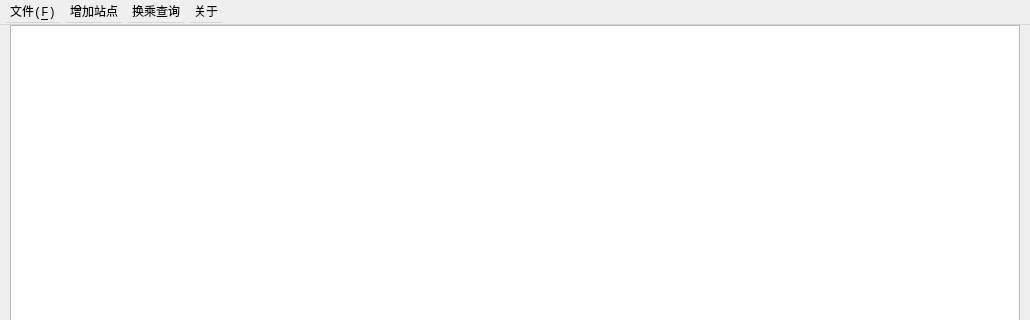
Before: the Qt Designer form mainwindow.ui in sprucy/subway-system, drawn with Qt 5; both pictures show x 0 to 1030 and y 0 to 320 of the 1030 by 684 pixel window.
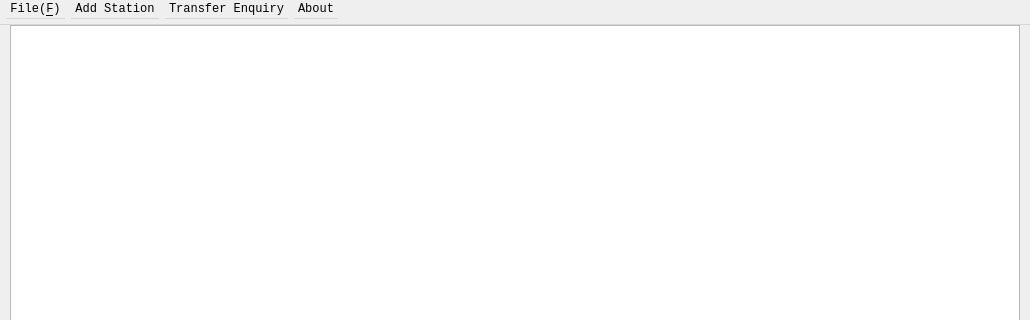
After: the same form once the commit is applied. Icons and pictures are not drawn.

The edit to the form file:
```diff
--- a/mainwindow.ui
+++ b/mainwindow.ui
@@ -89,25 +89,25 @@
    </property>
    <widget class="QMenu" name="menuFile">
     <property name="title">
-     <string>文件(&amp;F)</string>
+     <string>File(&amp;F)</string>
     </property>
     <addaction name="actionClose"/>
    </widget>
    <widget class="QMenu" name="menuAddLine">
     <property name="title">
-     <string>增加站点</string>
+     <string>Add Station</string>
     </property>
     <addaction name="actionAdd"/>
    </widget>
    <widget class="QMenu" name="menuTransfer">
     <property name="title">
-     <string>换乘查询</string>
+     <string>Transfer Enquiry</string>
     </property>
     <addaction name="actionquery"/>
    </widget>
    <widget class="QMenu" name="menuabout">
     <property name="title">
-     <string>关于</string>
+     <string>About</string>
     </property>
     <addaction name="actionAbout"/>
    </widget>
```
Left out of the diff: 10 changed lines with no effect on the pictures.
